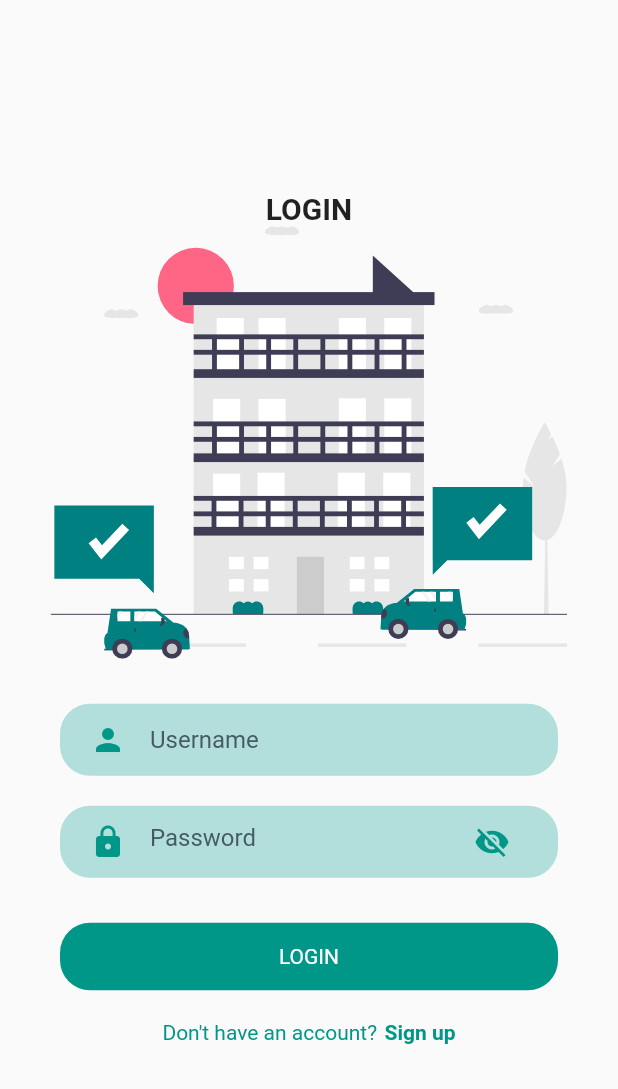
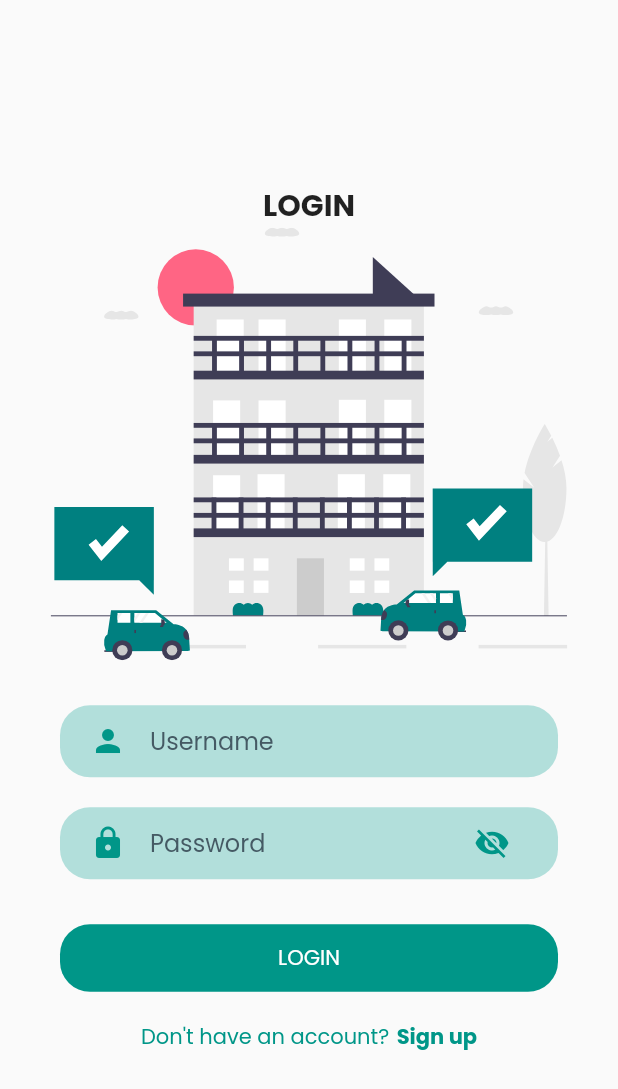
Before and after one commit to Harshana-Rathnayaka/Vehicle-Management-System-Flutter, a Flutter app: the screen it shows after launch, on a phone screen of 412 x 824 dp. Shown: the top 1089 px of the screen. Run offline on Flutter 3.47's test engine with Material 2 defaults, Android fonts, the phone set to English and light mode, and no system bars; our stand-ins replace connectivity, flutter_svg, fluttertoast.

Commit message:
added a font

```diff
--- a/lib/main.dart
+++ b/lib/main.dart
@@ -14,6 +14,7 @@ class MyApp extends StatelessWidget {
       theme: ThemeData(
         primarySwatch: Colors.teal,
         visualDensity: VisualDensity.adaptivePlatformDensity,
+        fontFamily: 'Poppins'
       ),
       home: LoginPage(),
       debugShowCheckedModeBanner: false,
```
Also changed, not shown: pubspec.yaml (+8 -5 lines), assets/fonts/Poppins-Bold.ttf (added), assets/fonts/Poppins-Medium.ttf (added), assets/fonts/Poppins-Regular.ttf (added), assets/fonts/Poppins-SemiBold.ttf (added).
